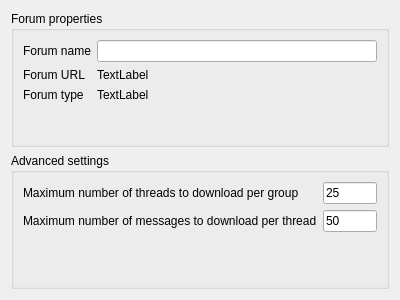
Before: the Qt Designer form src/reader/subscribeforum_verify.ui in vranki/siilihai-client, drawn with Qt 5.
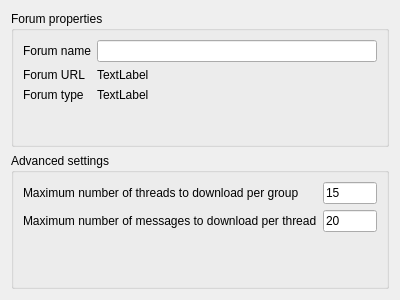
After: the same form once the commit is applied.

Diff of the .ui file:
```diff
--- a/src/reader/subscribeforum_verify.ui
+++ b/src/reader/subscribeforum_verify.ui
@@ -86,7 +86,7 @@
          <string>000; </string>
         </property>
         <property name="text">
-         <string>25</string>
+         <string>15</string>
         </property>
        </widget>
       </item>
@@ -103,7 +103,7 @@
          <string>000; </string>
         </property>
         <property name="text">
-         <string>50</string>
+         <string>20</string>
         </property>
        </widget>
       </item>
```
